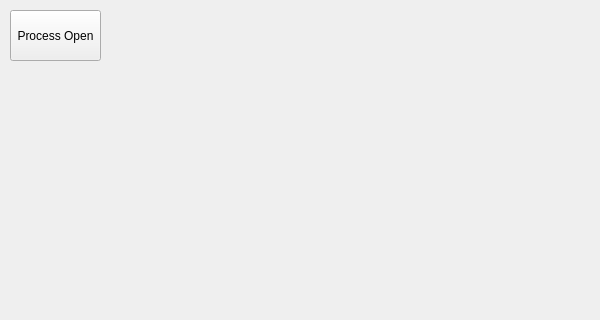
This is JHEngine/JHEngine/jhengine.ui in ahgnsdi/JHEngine as Qt 5 draws it before an edit; both pictures show x 0 to 600 and y 0 to 320 of the 600 by 574 pixel window. The edited form follows.
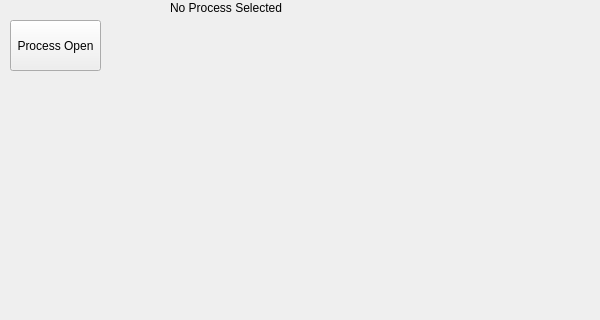
This is the edited form.

What changed in the file:
```diff
--- a/JHEngine/JHEngine/jhengine.ui
+++ b/JHEngine/JHEngine/jhengine.ui
@@ -24,7 +24,7 @@
     <property name="geometry">
      <rect>
       <x>10</x>
-      <y>10</y>
+      <y>20</y>
       <width>91</width>
       <height>51</height>
      </rect>
@@ -36,6 +36,19 @@
      <string>Process Open</string>
     </property>
    </widget>
+   <widget class="QLabel" name="label">
+    <property name="geometry">
+     <rect>
+      <x>170</x>
+      <y>0</y>
+      <width>201</width>
+      <height>16</height>
+     </rect>
+    </property>
+    <property name="text">
+     <string>No Process Selected</string>
+    </property>
+   </widget>
   </widget>
   <widget class="QStatusBar" name="statusBar"/>
  </widget>
```
